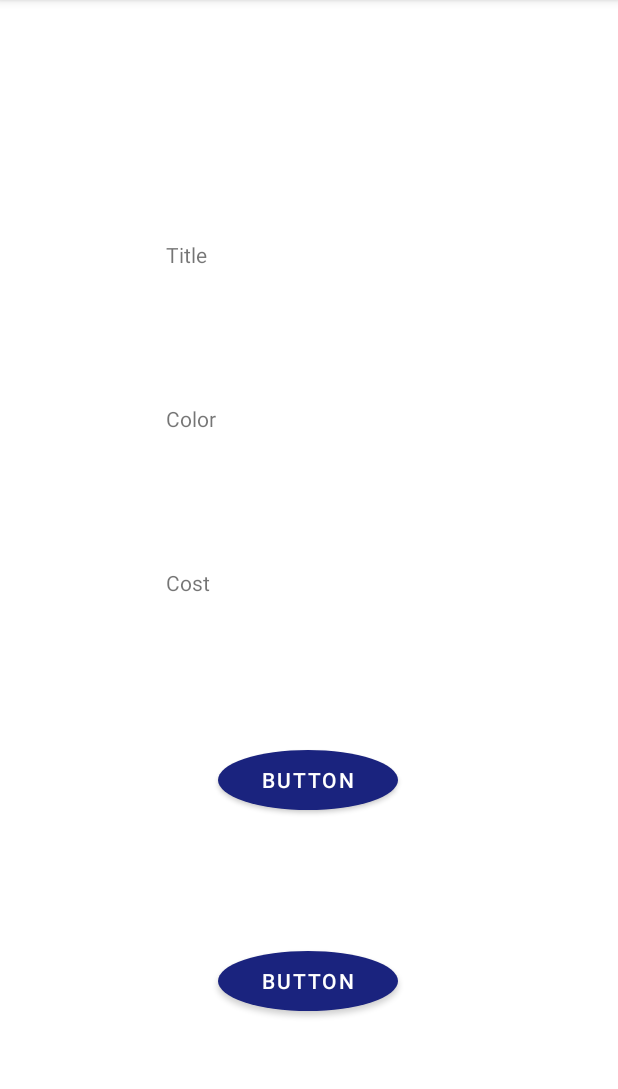
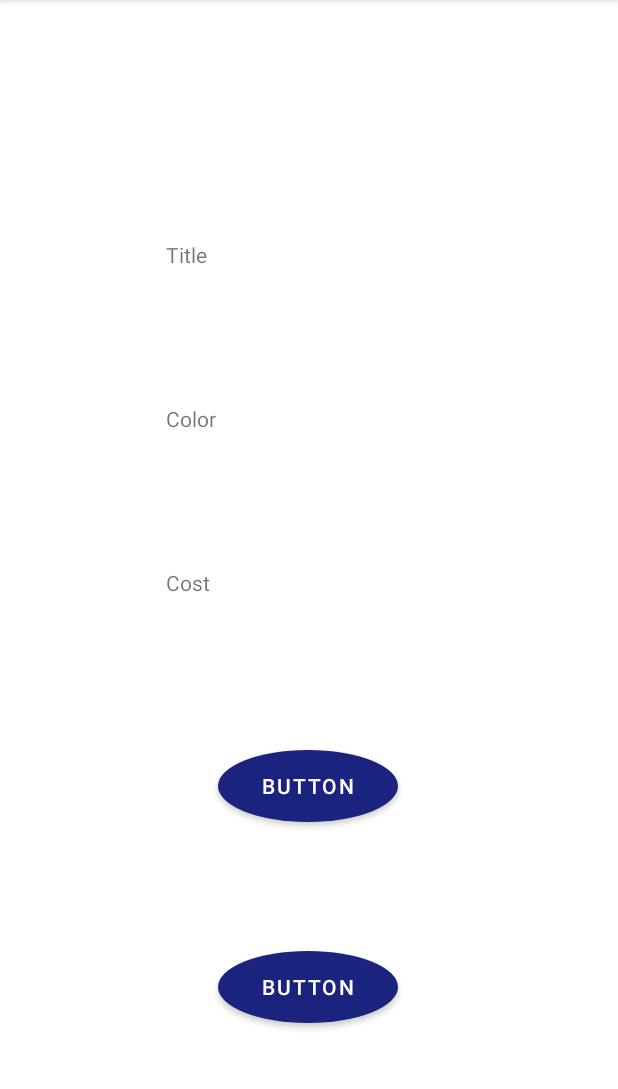
Before and after one commit to zutilda/SQLandAndroid, an Android app: the screen it shows after launch (MainActivity), on a phone screen of 412 x 824 dp, the part 84-1173 px from its top. Run offline under Robolectric (Android 15) with nearby library versions, the phone set to English and light mode, and no system bars.

```diff
--- a/app/src/main/res/layout/activity_main.xml
+++ b/app/src/main/res/layout/activity_main.xml
@@ -44,7 +44,7 @@
     <Button
         android:id="@+id/buttonAdd"
         android:layout_width="120dp"
-        android:layout_height="40dp"
+        android:layout_height="48dp"
         android:layout_marginTop="96dp"
         android:background="@drawable/style_for_button"
         android:text="Button"
@@ -56,7 +56,7 @@
     <Button
         android:id="@+id/buttonBack"
         android:layout_width="120dp"
-        android:layout_height="40dp"
+        android:layout_height="48dp"
         android:layout_marginTop="8dp"
         android:layout_marginBottom="8dp"
         android:background="@drawable/style_for_button"
```
